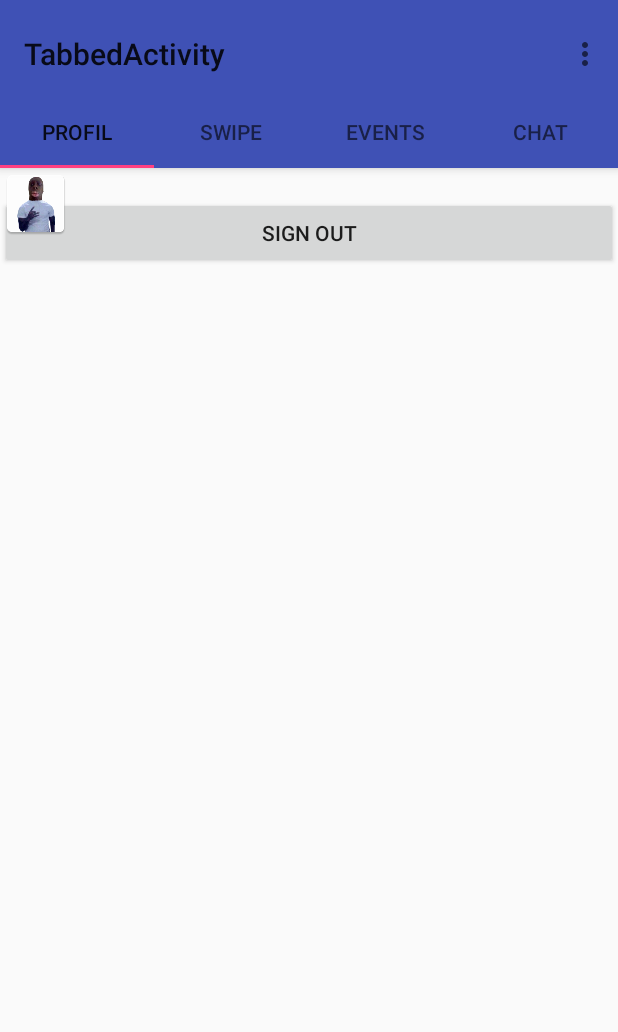
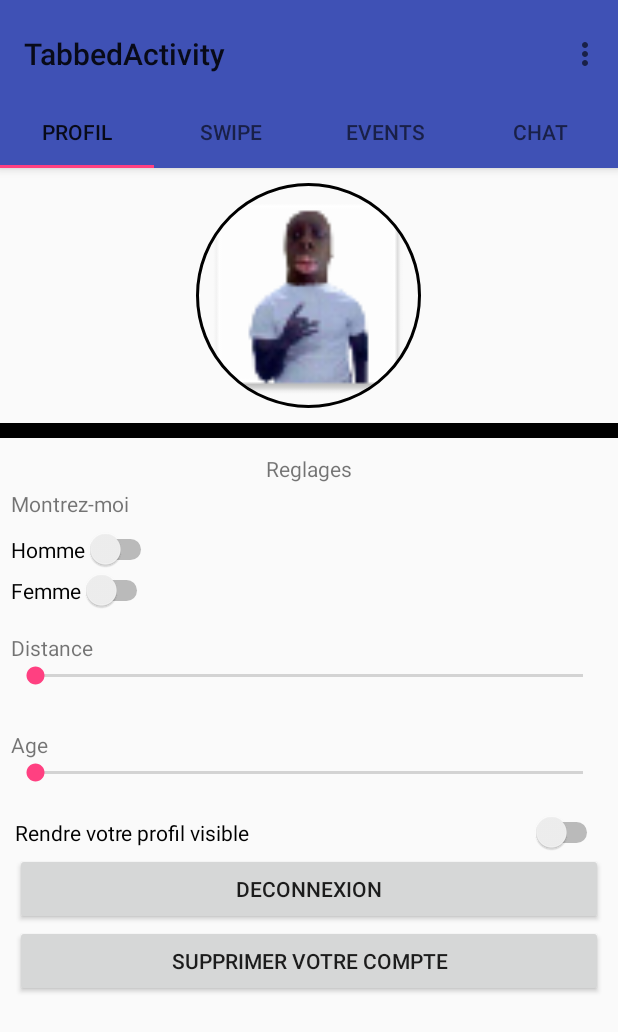
Before and after one commit to e-swipe/e-swipe, an Android app: the ProfilFragment screen opened directly, with no data from a screen before it, on a phone screen of 412 x 824 dp. Shown: the top 1032 px of the screen. Run offline under Robolectric (Android 15) with nearby library versions, the phone set to English and light mode, and no system bars; our stand-ins replace CircleImageView, Firebase (no records; nobody signed in at launch, a user with empty details on screens opened directly); libraries missing offline, so code that uses them is left out: com.mindorks.placeholderview; 3 statements that could not run were skipped.

Commit message:
Rip jef :(

```diff
--- a/app/src/main/java/com/e_swipe/e_swipe/fragments/ProfilFragment.java
+++ b/app/src/main/java/com/e_swipe/e_swipe/fragments/ProfilFragment.java
@@ -16,9 +16,9 @@ import android.widget.Toast;
 
 import com.e_swipe.e_swipe.LoginActivity;
 import com.e_swipe.e_swipe.R;
-import com.facebook.AccessToken;
-import com.facebook.FacebookSdk;
-import com.facebook.login.LoginManager;
+//import com.facebook.AccessToken;
+//import com.facebook.FacebookSdk;
+//import com.facebook.login.LoginManager;
 import com.google.firebase.auth.FirebaseAuth;
 import com.google.firebase.auth.FirebaseUser;
 
@@ -90,7 +90,7 @@ public class ProfilFragment extends Fragment {
                              Bundle savedInstanceState) {
         // Inflate the layout for this fragment
         View v = inflater.inflate(R.layout.fragment_profil, container, false);
-        signOut = (Button) v.findViewById(R.id.sign_out);
+        /*signOut = (Button) v.findViewById(R.id.sign_out);
         signOut.setOnClickListener(new View.OnClickListener() {
             @Override
             public void onClick(View v) {
@@ -120,7 +120,7 @@ public class ProfilFragment extends Fragment {
                     Log.d("AUTH", "onAuthStateChanged:signed_out");
                 }
             }
-        };
+        };*/
 
         return v;
     }
--- a/app/src/main/res/layout/fragment_profil.xml
+++ b/app/src/main/res/layout/fragment_profil.xml
@@ -5,31 +5,149 @@
     android:layout_height="match_parent"
     tools:context=".fragments.ProfilFragment">
 
+    <RelativeLayout
+        android:orientation="vertical"
+        android:layout_width="match_parent"
+        android:layout_height="match_parent">
+
+        <LinearLayout
+            android:layout_width="match_parent"
+            android:layout_height="wrap_content"
+            android:id="@+id/image_container"
+            android:orientation="vertical">
+
+            <LinearLayout
+                android:layout_width="match_parent"
+                android:layout_height="wrap_content"
+                android:orientation="vertical">
+
+                <de.hdodenhof.circleimageview.CircleImageView
+                    xmlns:app="http://schemas.android.com/apk/res-auto"
+                    android:id="@+id/profile_image"
+                    android:layout_width="150dp"
+                    android:layout_height="150dp"
+                    android:layout_gravity="center"
+                    android:layout_margin="10dp"
+                    android:src="@mipmap/ic_oktamer"
+                    app:civ_border_width="2dp"
+                    app:civ_border_color="#FF000000"/>
+
+                <View
+                    android:id="@+id/view"
+                    android:layout_width="match_parent"
+                    android:layout_height="10dp"
+                    android:layout_alignParentBottom="true"
+                    android:background="#000000" />
+
+            </LinearLayout>
+
+        </LinearLayout>
+
         <LinearLayout
             android:layout_width="match_parent"
             android:layout_height="match_parent"
+            android:orientation="vertical"
+            android:layout_below="@+id/image_container"
+            android:weightSum="1">
+
+            <LinearLayout
+                android:layout_width="match_parent"
+                android:layout_margin="7dp"
+                android:layout_height="108dp"
                 android:orientation="vertical">
 
                 <TextView
+                    android:text="Reglages"
                     android:layout_width="match_parent"
                     android:layout_height="wrap_content"
-            android:id="@+id/email"/>
+                    android:gravity="center"
+                    android:id="@+id/textView7"
+                    android:layout_weight="1" />
 
-        <Button
+                <TextView
+                    android:text="Montrez-moi"
+                    android:layout_width="wrap_content"
+                    android:layout_height="wrap_content"
+                    android:id="@+id/textView8"
+                    android:layout_weight="1" />
+
+                <Switch
+                    android:text="Homme"
+                    android:layout_width="wrap_content"
+                    android:layout_height="wrap_content"
+                    android:id="@+id/switch3" />
+
+                <Switch
+                    android:text="Femme"
+                    android:layout_width="wrap_content"
+                    android:layout_height="wrap_content"
+                    android:id="@+id/switch4" />
+            </LinearLayout>
+
+            <LinearLayout
+                android:orientation="vertical"
+                android:layout_margin="7dp"
+                android:layout_width="match_parent"
+                android:layout_height="50dp">
+
+                <TextView
+                    android:text="Distance"
                     android:layout_width="match_parent"
                     android:layout_height="wrap_content"
-            android:text="Sign Out"
-            android:id="@+id/sign_out"/>
+                    android:id="@+id/textView9" />
 
+                <SeekBar
+                    android:layout_width="match_parent"
+                    android:layout_height="wrap_content"
+                    android:id="@+id/seekBar3" />
+            </LinearLayout>
 
+            <LinearLayout
+                android:orientation="vertical"
+                android:layout_margin="7dp"
+                android:layout_width="match_parent"
+                android:layout_height="wrap_content">
+
+                <TextView
+                    android:text="Age"
+                    android:layout_width="match_parent"
+                    android:layout_height="wrap_content"
+                    android:id="@+id/textView10" />
+
+                <SeekBar
+                    android:layout_width="match_parent"
+                    android:layout_height="wrap_content"
+                    android:id="@+id/seekBar5" />
 
             </LinearLayout>
 
-    <ImageView
-        android:layout_width="wrap_content"
+            <LinearLayout
+                android:orientation="vertical"
+                android:layout_width="match_parent"
+                android:layout_margin="10dp"
+                android:layout_height="match_parent">
+
+                <Switch
+                    android:text="Rendre votre profil visible"
+                    android:layout_width="match_parent"
                     android:layout_height="wrap_content"
-        app:srcCompat="@mipmap/ic_oktamer"
-        android:id="@+id/imageView" />
+                    android:id="@+id/switch5" />
 
+                <Button
+                    android:text="Deconnexion"
+                    android:layout_width="match_parent"
+                    android:layout_height="wrap_content"
+                    android:id="@+id/sign_out" />
+
+                <Button
+                    android:text="Supprimer votre compte"
+                    android:layout_width="match_parent"
+                    android:layout_height="wrap_content"
+                    android:id="@+id/button4" />
+            </LinearLayout>
+
+        </LinearLayout>
+
+    </RelativeLayout>
 
 </FrameLayout>
```
Lines whose indentation alone changed are shown as unchanged.
